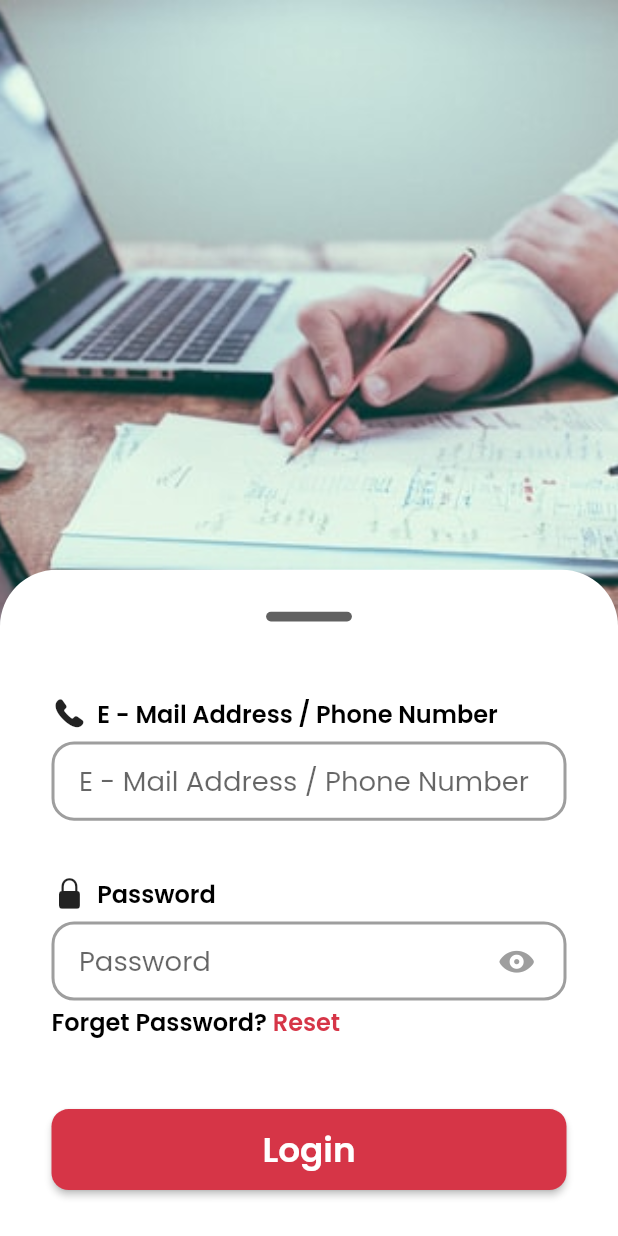
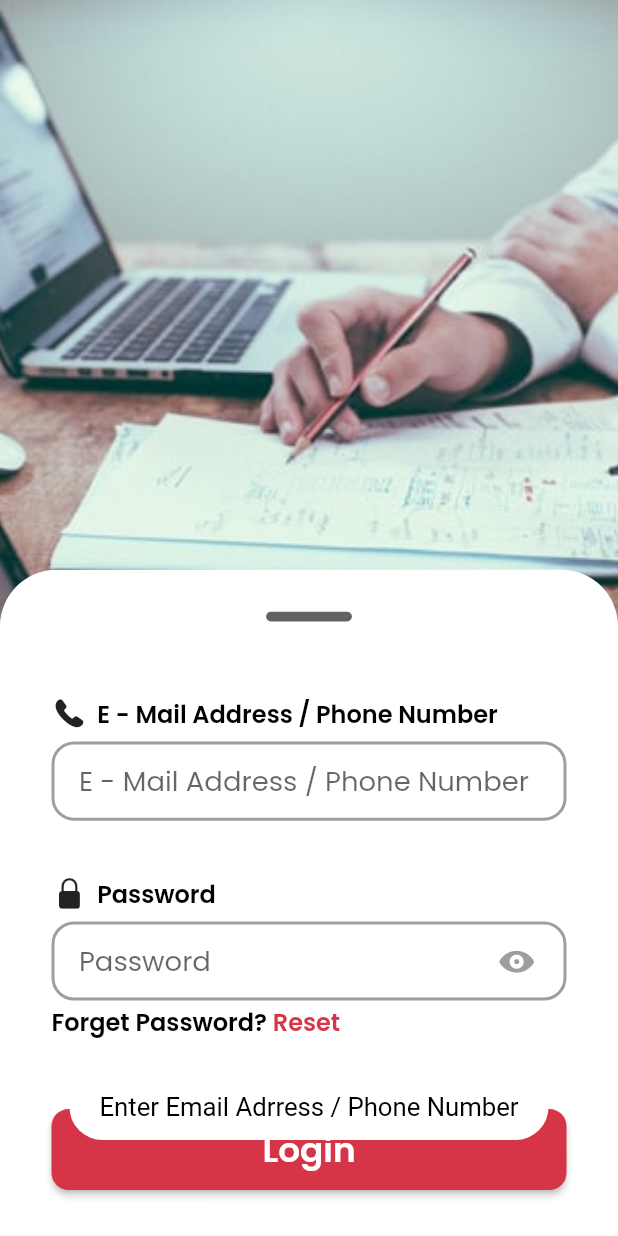
Before and after one commit to ayush-mahawar26/ApniKaksha_Clone_Firebase, a Flutter app: the LoginPage screen opened directly, after a tap on "Login", on a phone screen of 412 x 824 dp. Run offline on Flutter 3.47's test engine with Material 2 defaults, Android fonts, the light colour scheme and no system bars; our stand-ins replace device_preview, firebase_auth, firebase_core, flutter_screenutil, fluttertoast, google_fonts and 2 more; accounts and stored records are empty.

Commit message:
loginCompleted

```diff
--- a/lib/Screens/Login_Register/Login/login.dart
+++ b/lib/Screens/Login_Register/Login/login.dart
@@ -1,5 +1,6 @@
-// ignore_for_file: prefer_const_constructors,
+// ignore_for_file: prefer_const_constructors,, unnecessary_null_comparison
 
+import 'package:apni_kaksha/Screens/Services/auth_services.dart';
 import 'package:flutter/cupertino.dart';
 import 'package:flutter/material.dart';
 import 'package:flutter_screenutil/flutter_screenutil.dart';
@@ -16,6 +17,7 @@ class _LoginPageState extends State<LoginPage> {
   final GlobalKey<FormState> _formKey = GlobalKey<FormState>();
   final TextEditingController email = TextEditingController();
   final TextEditingController password = TextEditingController();
+  AuthService authService = AuthService();
 
   bool isSecure = true;
   Icon currentIcon = Icon(
@@ -157,7 +159,18 @@ class _LoginPageState extends State<LoginPage> {
                                       RoundedRectangleBorder(
                                           borderRadius: BorderRadius.all(
                                               Radius.circular(10.r))))),
-                              onPressed: () {},
+                              onPressed: () {
+                                if (email.text == null || email.text.isEmpty) {
+                                  authService.showToast(
+                                      "Enter Email Adrress / Phone Number");
+                                } else if (password.text.isEmpty ||
+                                    password.text == null) {
+                                  authService.showToast("Enter Password");
+                                } else {
+                                  authService.signInwithEmailAndPassword(
+                                      context, email.text, password.text);
+                                }
+                              },
                               child: Padding(
                                 padding: EdgeInsets.symmetric(vertical: 10),
                                 child: Text(
--- /dev/null
+++ b/lib/Screens/Services/auth_services.dart
@@ -0,0 +1,39 @@
+import 'package:apni_kaksha/Screens/MainScreen/home.dart';
+import 'package:firebase_auth/firebase_auth.dart';
+import 'package:flutter/cupertino.dart';
+import 'package:flutter_screenutil/flutter_screenutil.dart';
+import 'package:flutter/material.dart';
+import 'package:fluttertoast/fluttertoast.dart';
+import 'package:shared_preferences/shared_preferences.dart';
+
+class AuthService {
+  final _auth = FirebaseAuth.instance;
+
+  // For showing Error Message
+  showToast(String mssg) {
+    Fluttertoast.showToast(
+        msg: mssg,
+        fontSize: 15.sp,
+        backgroundColor: Colors.white,
+        textColor: Colors.black,
+        gravity: ToastGravity.BOTTOM,
+        toastLength: Toast.LENGTH_SHORT);
+  }
+
+  // fuction for Sign In with Email and password
+  signInwithEmailAndPassword(
+      BuildContext context, String email, String password) async {
+    SharedPreferences pref = await SharedPreferences.getInstance();
+    try {
+      await _auth.signInWithEmailAndPassword(email: email, password: password);
+      User? user = _auth.currentUser;
+      pref.setString("email", user!.email.toString());
+      Navigator.pushAndRemoveUntil(
+          context,
+          MaterialPageRoute(builder: (context) => const HomeScreen()),
+          (route) => false);
+    } catch (e) {
+      showToast(e.toString());
+    }
+  }
+}
```
